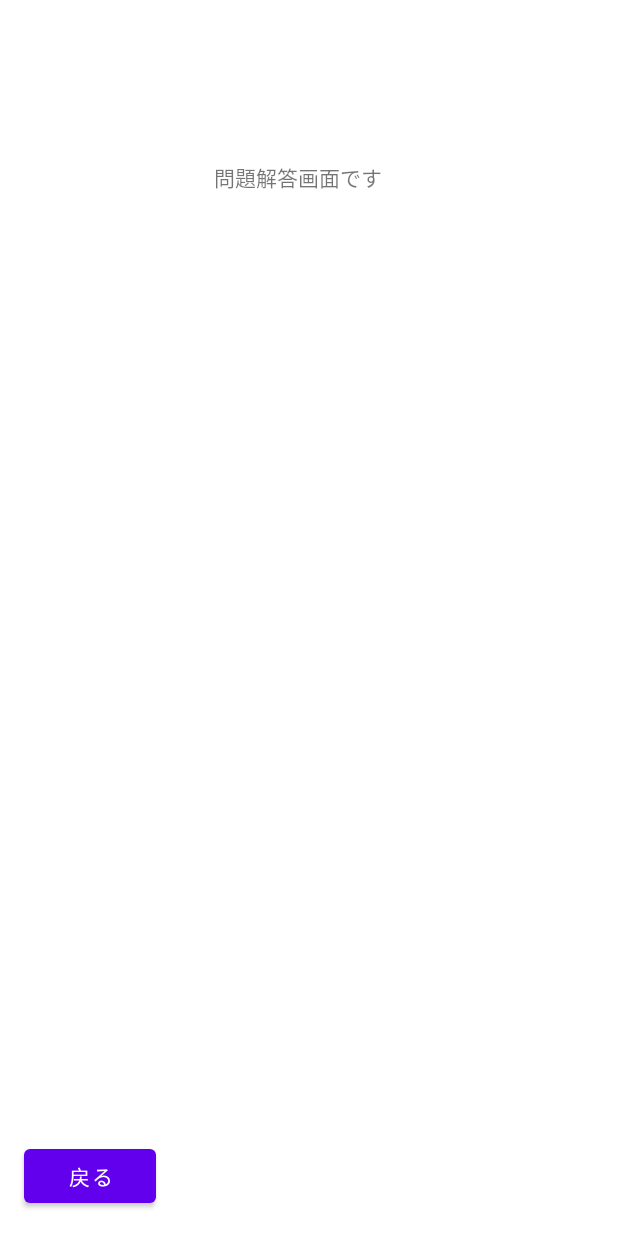
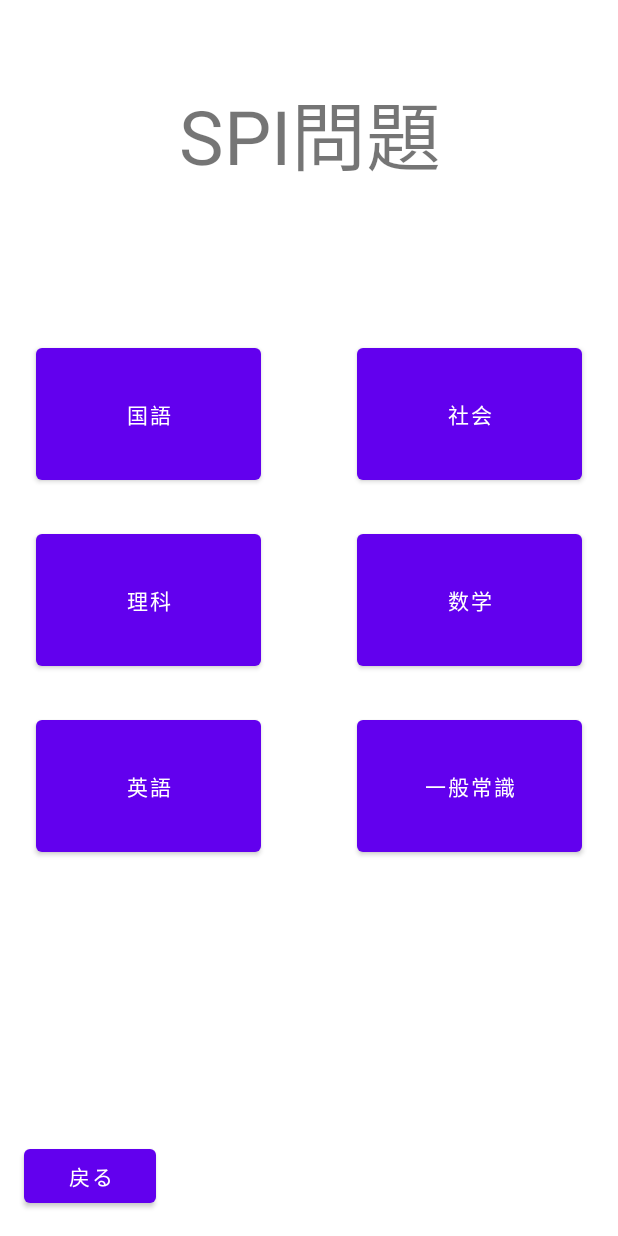
Before and after one commit to ririon07/SPIikuseiGame, an Android app: the Question screen opened directly, with no data from a screen before it, on a phone screen of 412 x 824 dp. Run offline under Robolectric (Android 15) with nearby library versions, the phone set to English and light mode, and no system bars.

Commit message:
なんも作ってない

```diff
--- a/app/src/main/java/com/example/spiikuseigame/Question.kt
+++ b/app/src/main/java/com/example/spiikuseigame/Question.kt
@@ -10,6 +10,9 @@ class Question : AppCompatActivity() {
         super.onCreate(savedInstanceState)
         setContentView(R.layout.activity_question)
 
+
+
+
         //ホーム画面に遷移
         val backButton3 = findViewById<Button>(R.id.backButton3)
         backButton3.setOnClickListener {
@@ -17,5 +20,6 @@ class Question : AppCompatActivity() {
             startActivity(back)
         }
 
+
     }
 }
--- a/app/src/main/res/layout/activity_question.xml
+++ b/app/src/main/res/layout/activity_question.xml
@@ -21,10 +21,72 @@
         android:layout_width="wrap_content"
         android:layout_height="wrap_content"
         android:layout_marginStart="169dp"
-        android:layout_marginTop="107dp"
+        android:layout_marginTop="52dp"
         android:layout_marginEnd="184dp"
-        android:text="問題解答画面です"
+        android:text="SPI問題"
+        android:textSize="50sp"
         app:layout_constraintEnd_toEndOf="parent"
+        app:layout_constraintHorizontal_bias="0.435"
         app:layout_constraintStart_toStartOf="parent"
         app:layout_constraintTop_toTopOf="parent" />
+
+    <Button
+        android:id="@+id/kokugo"
+        android:layout_width="150dp"
+        android:layout_height="100dp"
+        android:layout_marginStart="24dp"
+        android:layout_marginTop="100dp"
+        android:text="国語"
+        app:layout_constraintStart_toStartOf="parent"
+        app:layout_constraintTop_toBottomOf="@+id/textView2" />
+
+    <Button
+        android:id="@+id/shakai"
+        android:layout_width="150dp"
+        android:layout_height="100dp"
+        android:layout_marginTop="100dp"
+        android:layout_marginEnd="24dp"
+        android:text="社会"
+        app:layout_constraintEnd_toEndOf="parent"
+        app:layout_constraintTop_toBottomOf="@+id/textView2" />
+
+    <Button
+        android:id="@+id/rika"
+        android:layout_width="150dp"
+        android:layout_height="100dp"
+        android:layout_marginStart="24dp"
+        android:layout_marginTop="24dp"
+        android:text="理科"
+        app:layout_constraintStart_toStartOf="parent"
+        app:layout_constraintTop_toBottomOf="@+id/kokugo" />
+
+    <Button
+        android:id="@+id/suugaku"
+        android:layout_width="150dp"
+        android:layout_height="100dp"
+        android:layout_marginTop="24dp"
+        android:layout_marginEnd="24dp"
+        android:text="数学"
+        app:layout_constraintEnd_toEndOf="parent"
+        app:layout_constraintTop_toBottomOf="@+id/shakai" />
+
+    <Button
+        android:id="@+id/eigo"
+        android:layout_width="150dp"
+        android:layout_height="100dp"
+        android:layout_marginStart="24dp"
+        android:layout_marginTop="24dp"
+        android:text="英語"
+        app:layout_constraintStart_toStartOf="parent"
+        app:layout_constraintTop_toBottomOf="@+id/rika" />
+
+    <Button
+        android:id="@+id/ippan"
+        android:layout_width="150dp"
+        android:layout_height="100dp"
+        android:layout_marginTop="24dp"
+        android:layout_marginEnd="24dp"
+        android:text="一般常識"
+        app:layout_constraintEnd_toEndOf="parent"
+        app:layout_constraintTop_toBottomOf="@+id/suugaku" />
 </androidx.constraintlayout.widget.ConstraintLayout>
```
